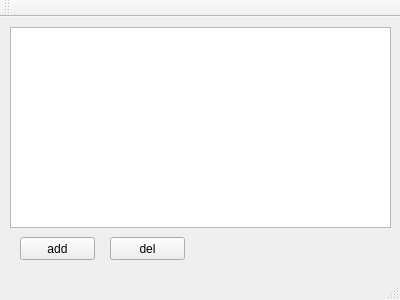
The window that mainwindow.ui (chocoball/QTreeViewTest) describes before a commit, drawn with Qt 5.
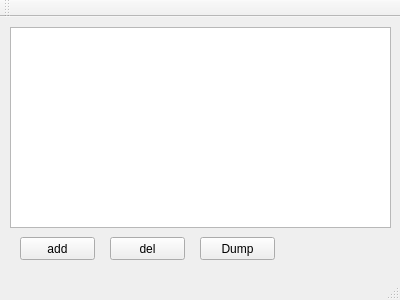
The same window after the commit.

Diff of the .ui file:
```diff
--- a/mainwindow.ui
+++ b/mainwindow.ui
@@ -50,6 +50,19 @@
      <string>del</string>
     </property>
    </widget>
+   <widget class="QPushButton" name="pushButton_dump">
+    <property name="geometry">
+     <rect>
+      <x>200</x>
+      <y>220</y>
+      <width>75</width>
+      <height>23</height>
+     </rect>
+    </property>
+    <property name="text">
+     <string>Dump</string>
+    </property>
+   </widget>
   </widget>
   <widget class="QMenuBar" name="menuBar">
    <property name="geometry">
```
